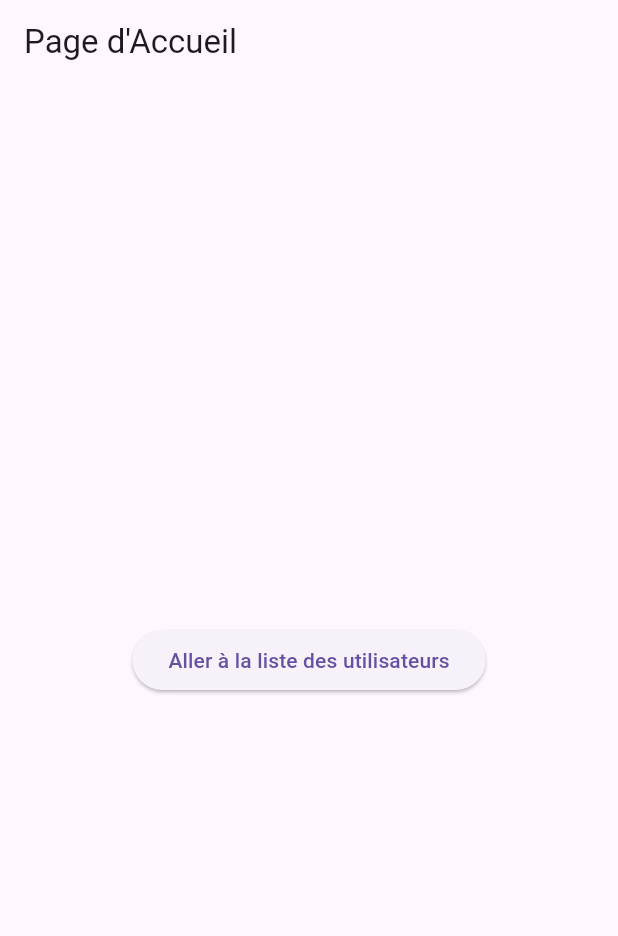
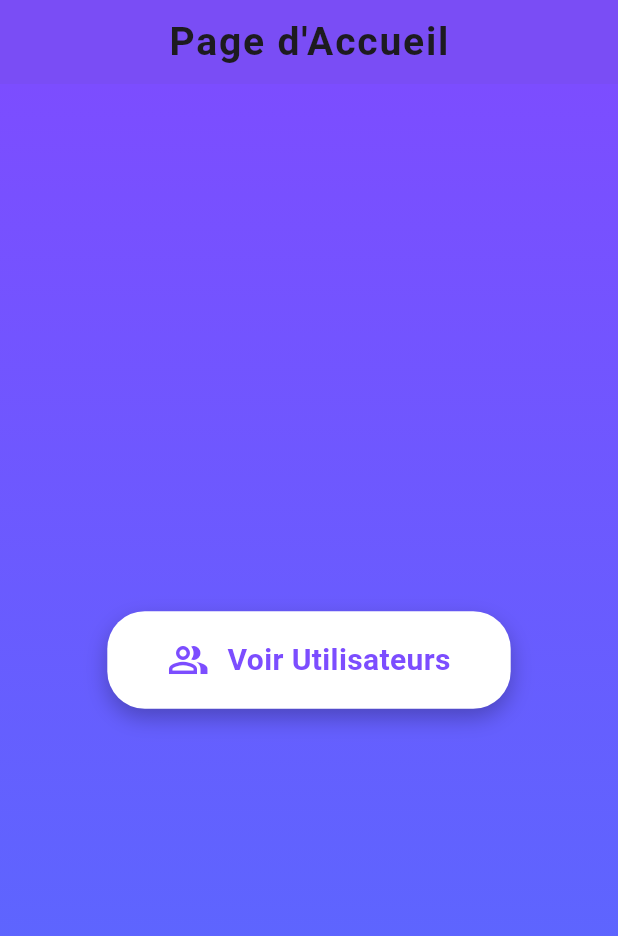
Before and after one commit to sirinegarrouri/flutterVersionFinal, a Flutter app: the screen it shows after launch, on a phone screen of 412 x 824 dp. Shown: the top 936 px of the screen. Run offline on Flutter 3.47's test engine with Material 3 defaults, Android fonts, the light colour scheme and no system bars.

Commit message:
add some design and update

```diff
--- a/lib/home_page.dart
+++ b/lib/home_page.dart
@@ -5,14 +5,65 @@ class HomePage extends StatelessWidget {
   Widget build(BuildContext context) {
     return Scaffold(
       appBar: AppBar(
-        title: Text('Page d\'Accueil'),
+        title: Text(
+          'Page d\'Accueil',
+          style: TextStyle(
+            fontWeight: FontWeight.bold,
+            fontSize: 26,
+            letterSpacing: 1.2,
+          ),
+        ),
+        backgroundColor: Colors.deepPurpleAccent,
+        elevation: 6,
+        centerTitle: true,
       ),
-      body: Center(
-        child: ElevatedButton(
-          onPressed: () {
-            Navigator.of(context).pushNamed('/users'); // Utiliser le nom de la route pour naviguer
-          },
-          child: Text('Aller à la liste des utilisateurs'),
+      body: Container(
+        decoration: BoxDecoration(
+          gradient: LinearGradient(
+            colors: [Colors.deepPurpleAccent, Colors.indigoAccent],
+            begin: Alignment.topCenter,
+            end: Alignment.bottomCenter,
+          ),
+        ),
+        child: Center(
+          child: InkWell(
+            onTap: () {
+              Navigator.of(context).pushNamed('/users');
+            },
+            child: Container(
+              padding: EdgeInsets.symmetric(horizontal: 40, vertical: 18),
+              decoration: BoxDecoration(
+                color: Colors.white,
+                borderRadius: BorderRadius.circular(25),
+                boxShadow: [
+                  BoxShadow(
+                    color: Colors.black26,
+                    blurRadius: 12,
+                    offset: Offset(0, 6),
+                  ),
+                ],
+              ),
+              child: Row(
+                mainAxisSize: MainAxisSize.min,
+                children: [
+                  Icon(
+                    Icons.people_alt_outlined,
+                    color: Colors.deepPurpleAccent,
+                    size: 28,
+                  ),
+                  SizedBox(width: 12),
+                  Text(
+                    'Voir Utilisateurs',
+                    style: TextStyle(
+                      fontSize: 20,
+                      fontWeight: FontWeight.bold,
+                      color: Colors.deepPurpleAccent,
+                    ),
+                  ),
+                ],
+              ),
+            ),
+          ),
         ),
       ),
     );
```
Also changed, not shown: lib/http_service.dart (+23 -8 lines), lib/user_detail.dart (+76 -18 lines), lib/user_page.dart (+109 -57 lines).
